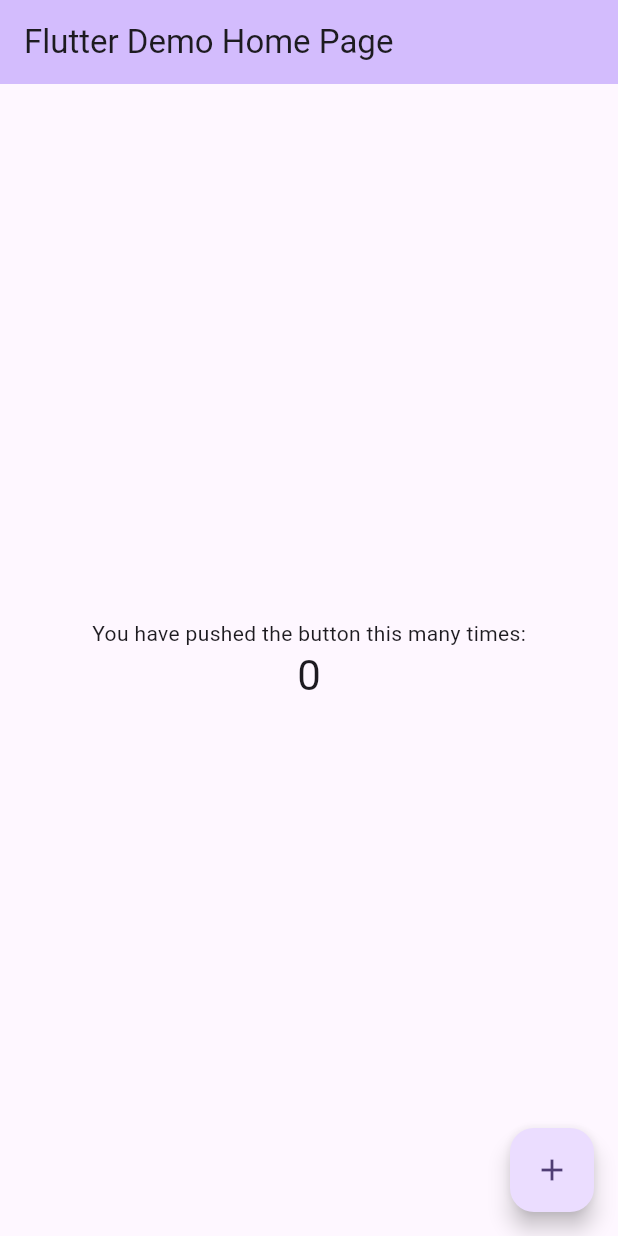
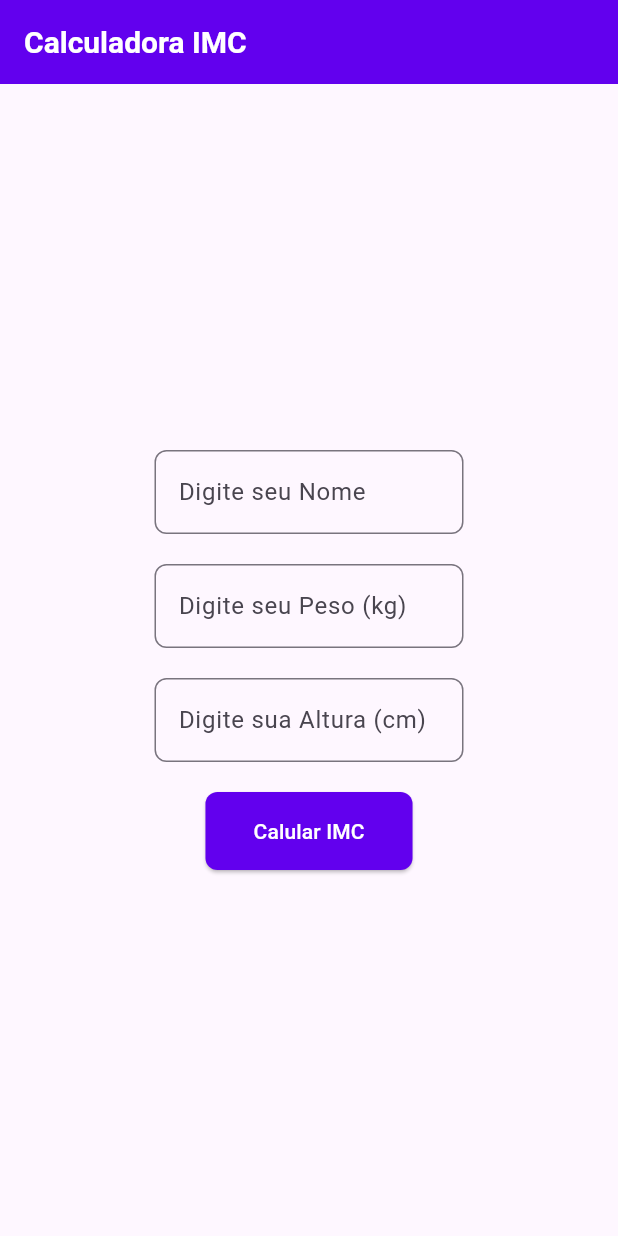
Before and after one commit to jciterceros/desafio_flutter_calculadora_imc_ui, a Flutter app: the screen it shows after launch, on a phone screen of 412 x 824 dp. Run offline on Flutter 3.47's test engine with Material 3 defaults, Android fonts, the light colour scheme and no system bars.

Commit message:
feat: adapt core logic in Dart to integrate with Flutter UI
- Refactored core logic for IMC calculation to work seamlessly with Flutter's widget-based architecture.
- Integrated  with Flutter UI components for state management and user interaction.
- Utilized  service for IMC classification within the Flutter application.
- Improved modularity by separating business logic () from UI ().

```diff
--- /dev/null
+++ b/lib/app_widget.dart
@@ -0,0 +1,20 @@
+import 'package:desafio_flutter_calculadora_imc_ui/pages/home_page.dart';
+import 'package:flutter/material.dart';
+
+class AppWidget extends StatefulWidget {
+  const AppWidget({super.key});
+
+  @override
+  State<AppWidget> createState() => _AppWidgetState();
+}
+
+class _AppWidgetState extends State<AppWidget> {
+  @override
+  Widget build(BuildContext context) {
+    return MaterialApp(
+      title: 'Calculadora IMC',
+      debugShowCheckedModeBanner: false,
+      home: HomePage(key: const Key('home_page')),
+    );
+  }
+}
--- /dev/null
+++ b/lib/controllers/pessoa_controller.dart
@@ -0,0 +1,12 @@
+import 'package:desafio_flutter_calculadora_imc_ui/models/pessoa.dart';
+import 'package:desafio_flutter_calculadora_imc_ui/services/classificacao_service.dart';
+
+class PessoaController {
+  Pessoa criarPessoa(String nome, double peso, double altura) {
+    return Pessoa(nome, peso, altura);
+  }
+
+  String obterClassificacao(Pessoa pessoa) {
+    return ClassificacaoSaude.classificar(pessoa.imc);
+  }
+}
--- a/lib/main.dart
+++ b/lib/main.dart
@@ -1,122 +1,6 @@
+import 'package:desafio_flutter_calculadora_imc_ui/app_widget.dart';
 import 'package:flutter/material.dart';
 
 void main() {
-  runApp(const MyApp());
+  runApp(const AppWidget());
 }
-
-class MyApp extends StatelessWidget {
-  const MyApp({super.key});
-
-  // This widget is the root of your application.
-  @override
-  Widget build(BuildContext context) {
-    return MaterialApp(
-      title: 'Flutter Demo',
-      theme: ThemeData(
-        // This is the theme of your application.
-        //
-        // TRY THIS: Try running your application with "flutter run". You'll see
-        // the application has a purple toolbar. Then, without quitting the app,
-        // try changing the seedColor in the colorScheme below to Colors.green
-        // and then invoke "hot reload" (save your changes or press the "hot
-        // reload" button in a Flutter-supported IDE, or press "r" if you used
-        // the command line to start the app).
-        //
-        // Notice that the counter didn't reset back to zero; the application
-        // state is not lost during the reload. To reset the state, use hot
-        // restart instead.
-        //
-        // This works for code too, not just values: Most code changes can be
-        // tested with just a hot reload.
-        colorScheme: ColorScheme.fromSeed(seedColor: Colors.deepPurple),
-      ),
-      home: const MyHomePage(title: 'Flutter Demo Home Page'),
-    );
-  }
-}
-
-class MyHomePage extends StatefulWidget {
-  const MyHomePage({super.key, required this.title});
-
-  // This widget is the home page of your application. It is stateful, meaning
-  // that it has a State object (defined below) that contains fields that affect
-  // how it looks.
-
-  // This class is the configuration for the state. It holds the values (in this
-  // case the title) provided by the parent (in this case the App widget) and
-  // used by the build method of the State. Fields in a Widget subclass are
-  // always marked "final".
-
-  final String title;
-
-  @override
-  State<MyHomePage> createState() => _MyHomePageState();
-}
-
-class _MyHomePageState extends State<MyHomePage> {
-  int _counter = 0;
-
-  void _incrementCounter() {
-    setState(() {
-      // This call to setState tells the Flutter framework that something has
-      // changed in this State, which causes it to rerun the build method below
-      // so that the display can reflect the updated values. If we changed
-      // _counter without calling setState(), then the build method would not be
-      // called again, and so nothing would appear to happen.
-      _counter++;
-    });
-  }
-
-  @override
-  Widget build(BuildContext context) {
-    // This method is rerun every time setState is called, for instance as done
-    // by the _incrementCounter method above.
-    //
-    // The Flutter framework has been optimized to make rerunning build methods
-    // fast, so that you can just rebuild anything that needs updating rather
-    // than having to individually change instances of widgets.
-    return Scaffold(
-      appBar: AppBar(
-        // TRY THIS: Try changing the color here to a specific color (to
-        // Colors.amber, perhaps?) and trigger a hot reload to see the AppBar
-        // change color while the other colors stay the same.
-        backgroundColor: Theme.of(context).colorScheme.inversePrimary,
-        // Here we take the value from the MyHomePage object that was created by
-        // the App.build method, and use it to set our appbar title.
-        title: Text(widget.title),
-      ),
-      body: Center(
-        // Center is a layout widget. It takes a single child and positions it
-        // in the middle of the parent.
-        child: Column(
-          // Column is also a layout widget. It takes a list of children and
-          // arranges them vertically. By default, it sizes itself to fit its
-          // children horizontally, and tries to be as tall as its parent.
-          //
-          // Column has various properties to control how it sizes itself and
-          // how it positions its children. Here we use mainAxisAlignment to
-          // center the children vertically; the main axis here is the vertical
-          // axis because Columns are vertical (the cross axis would be
-          // horizontal).
-          //
-          // TRY THIS: Invoke "debug painting" (choose the "Toggle Debug Paint"
-          // action in the IDE, or press "p" in the console), to see the
-          // wireframe for each widget.
-          mainAxisAlignment: MainAxisAlignment.center,
-          children: <Widget>[
-            const Text('You have pushed the button this many times:'),
-            Text(
-              '$_counter',
-              style: Theme.of(context).textTheme.headlineMedium,
-            ),
-          ],
-        ),
-      ),
-      floatingActionButton: FloatingActionButton(
-        onPressed: _incrementCounter,
-        tooltip: 'Increment',
-        child: const Icon(Icons.add),
-      ), // This trailing comma makes auto-formatting nicer for build methods.
-    );
-  }
-}
--- /dev/null
+++ b/lib/models/pessoa.dart
@@ -0,0 +1,15 @@
+class Pessoa {
+  final String nome;
+  final double peso;
+  final double altura;
+  late final double imc;
+
+  Pessoa(this.nome, this.peso, this.altura) {
+    imc = peso / (altura * altura);
+  }
+
+  @override
+  String toString() {
+    return 'Nome: $nome, Peso: $peso, Altura: $altura, IMC: ${imc.toStringAsFixed(2)}';
+  }
+}
--- /dev/null
+++ b/lib/pages/home_page.dart
@@ -0,0 +1,146 @@
+import 'package:desafio_flutter_calculadora_imc_ui/controllers/pessoa_controller.dart';
+import 'package:desafio_flutter_calculadora_imc_ui/models/pessoa.dart';
+import 'package:flutter/material.dart';
+
+class HomePage extends StatefulWidget {
+  const HomePage({super.key});
+
+  @override
+  State<HomePage> createState() => _HomePageState();
+}
+
+class _HomePageState extends State<HomePage> {
+  final TextEditingController nomeController = TextEditingController();
+  final TextEditingController pesoController = TextEditingController();
+  final TextEditingController alturaController = TextEditingController();
+  final PessoaController pessoaController = PessoaController();
+
+  @override
+  Widget build(BuildContext context) {
+    return Scaffold(
+      appBar: AppBar(
+        title: const Text('Calculadora IMC'),
+        titleTextStyle: const TextStyle(
+          fontSize: 20,
+          fontWeight: FontWeight.bold,
+          color: Colors.white,
+        ),
+        backgroundColor: const Color(0xFF6200EE),
+      ),
+      body: Center(
+        child: Column(
+          mainAxisAlignment: MainAxisAlignment.center,
+          children: [
+            Row(
+              mainAxisAlignment: MainAxisAlignment.center,
+              children: [
+                SizedBox(
+                  width: MediaQuery.of(context).size.width * 0.5,
+                  child: TextField(
+                    decoration: InputDecoration(
+                      labelText: 'Digite seu Nome',
+                      border: OutlineInputBorder(
+                        borderRadius: BorderRadius.circular(8.0),
+                      ),
+                    ),
+                    keyboardType: TextInputType.text,
+                    controller: nomeController,
+                  ),
+                ),
+              ],
+            ),
+            const SizedBox(height: 20),
+            Row(
+              mainAxisAlignment: MainAxisAlignment.center,
+              children: [
+                SizedBox(
+                  width: MediaQuery.of(context).size.width * 0.5,
+                  child: TextField(
+                    decoration: InputDecoration(
+                      labelText: 'Digite seu Peso (kg)',
+                      border: OutlineInputBorder(
+                        borderRadius: BorderRadius.circular(8.0),
+                      ),
+                    ),
+                    keyboardType: TextInputType.number,
+                    controller: pesoController,
+                  ),
+                ),
+              ],
+            ),
+            const SizedBox(height: 20),
+            Row(
+              mainAxisAlignment: MainAxisAlignment.center,
+              children: [
+                SizedBox(
+                  width: MediaQuery.of(context).size.width * 0.5,
+                  child: TextField(
+                    decoration: InputDecoration(
+                      labelText: 'Digite sua Altura (cm)',
+                      border: OutlineInputBorder(
+                        borderRadius: BorderRadius.circular(8.0),
+                      ),
+                    ),
+                    keyboardType: TextInputType.number,
+                    controller: alturaController,
+                  ),
+                ),
+              ],
+            ),
+            const SizedBox(height: 20),
+            ElevatedButton(
+              style: ElevatedButton.styleFrom(
+                backgroundColor: const Color(0xFF6200EE),
+                foregroundColor: Colors.white,
+                padding: const EdgeInsets.symmetric(
+                  horizontal: 32.0,
+                  vertical: 16.0,
+                ),
+                shape: RoundedRectangleBorder(
+                  borderRadius: BorderRadius.circular(8.0),
+                ),
+              ),
+              onPressed: () {
+                final String nome = nomeController.text;
+                final double peso = double.parse(pesoController.text);
+                final double altura = double.parse(alturaController.text) / 100;
+
+                final Pessoa pessoa = pessoaController.criarPessoa(
+                  nome,
+                  peso,
+                  altura,
+                );
+
+                final String classificacao = pessoaController
+                    .obterClassificacao(pessoa);
+
+                setState(() {
+                  showDialog(
+                    context: context,
+                    builder: (context) {
+                      return AlertDialog(
+                        title: const Text('Resultado do IMC'),
+                        content: Text(
+                          '${pessoa.nome}, seu IMC é: ${pessoa.imc.toStringAsFixed(2)}\nClassificação: $classificacao',
+                        ),
+                        actions: [
+                          TextButton(
+                            onPressed: () {
+                              Navigator.of(context).pop();
+                            },
+                            child: const Text('OK'),
+                          ),
+                        ],
+                      );
+                    },
+                  );
+                });
+              },
+              child: const Text('Calular IMC'),
+            ),
+          ],
+        ),
+      ),
+    );
+  }
+}
--- /dev/null
+++ b/lib/services/classificacao_service.dart
@@ -0,0 +1,21 @@
+class ClassificacaoSaude {
+  static String classificar(double imc) {
+    if (imc < 16) {
+      return 'Magreza grave';
+    } else if (imc >= 16 && imc < 17) {
+      return 'Magreza moderada';
+    } else if (imc >= 17 && imc < 18.5) {
+      return 'Magreza leve';
+    } else if (imc >= 18.5 && imc < 25) {
+      return 'Saudável';
+    } else if (imc >= 25 && imc < 30) {
+      return 'Sobrepeso';
+    } else if (imc >= 30 && imc < 35) {
+      return 'Obesidade Grau I';
+    } else if (imc >= 35 && imc < 40) {
+      return 'Obesidade Grau II (severa)';
+    } else {
+      return 'Obesidade Grau III (mórbida)';
+    }
+  }
+}
--- /dev/null
+++ b/lib/views/console_view.dart
@@ -0,0 +1,12 @@
+import 'dart:io';
+
+class ConsoleView {
+  String lerEntrada(String mensagem) {
+    print(mensagem);
+    return stdin.readLineSync()!;
+  }
+
+  void exibirMensagem(String mensagem) {
+    print(mensagem);
+  }
+}
```
